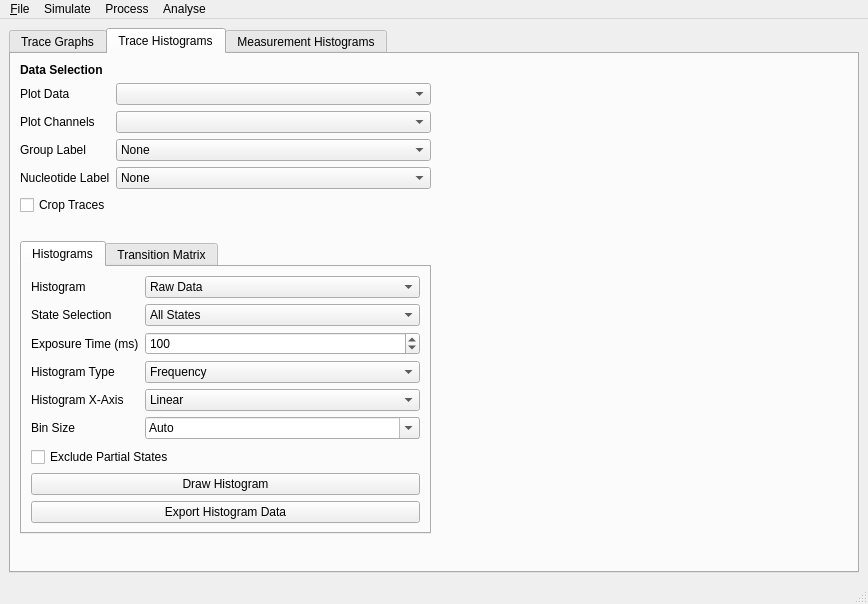
Old version of the form src/TraceAnalyser/GUI/GUI_windows/mainwindow_gui.ui in the repository piedrro/TraceAnalyser.
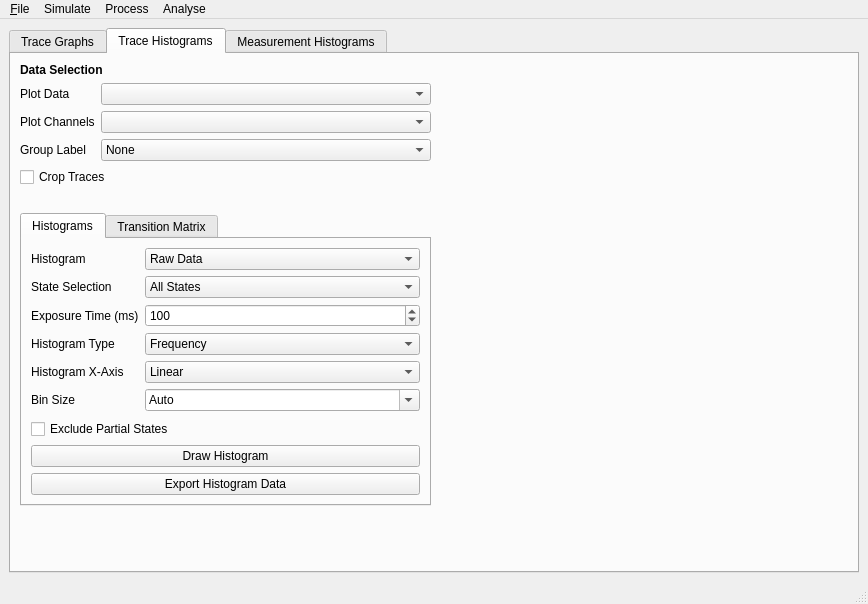
New version of the form. The open tabs and pages were chosen to show the change.

Commit message: remove nucleotide label from traceanalyser

The edit to the form file:
```diff
--- a/src/TraceAnalyser/GUI/GUI_windows/mainwindow_gui.ui
+++ b/src/TraceAnalyser/GUI/GUI_windows/mainwindow_gui.ui
@@ -310,54 +310,6 @@
               </item>
              </widget>
             </item>
-            <item row="3" column="0">
-             <widget class="QLabel" name="label_26">
-              <property name="text">
-               <string>Nucleotide Label</string>
-              </property>
-             </widget>
-            </item>
-            <item row="3" column="1">
-             <widget class="QComboBox" name="analysis_nucleotide_group">
-              <property name="sizePolicy">
-               <sizepolicy hsizetype="MinimumExpanding" vsizetype="Fixed">
-                <horstretch>0</horstretch>
-                <verstretch>0</verstretch>
-               </sizepolicy>
-              </property>
-              <property name="minimumSize">
-               <size>
-                <width>10</width>
-                <height>0</height>
-               </size>
-              </property>
-              <item>
-               <property name="text">
-                <string>None</string>
-               </property>
-              </item>
-              <item>
-               <property name="text">
-                <string>A</string>
-               </property>
-              </item>
-              <item>
-               <property name="text">
-                <string>T</string>
-               </property>
-              </item>
-              <item>
-               <property name="text">
-                <string>C</string>
-               </property>
-              </item>
-              <item>
-               <property name="text">
-                <string>G</string>
-               </property>
-              </item>
-             </widget>
-            </item>
            </layout>
           </item>
           <item>
```
The commit also changes 42 other files.
